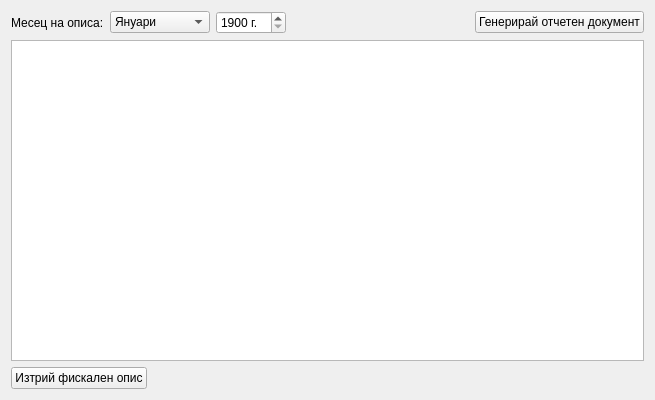
Qt form src/View/Widgets/FiscalReportView.ui (thefinalcutbg/DinoDent) before a commit.
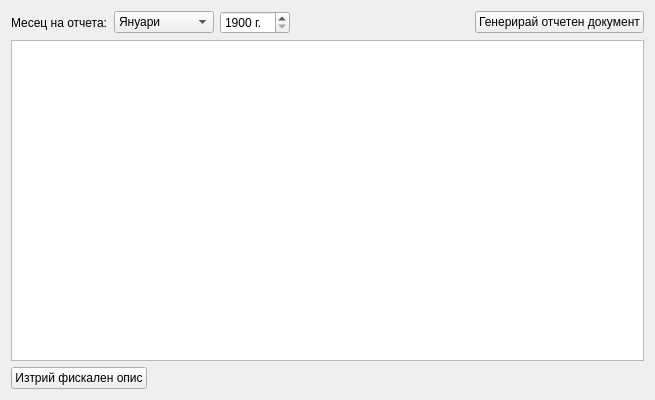
The same form after that commit.

```diff
--- a/src/View/Widgets/FiscalReportView.ui
+++ b/src/View/Widgets/FiscalReportView.ui
@@ -19,7 +19,7 @@
      <item>
       <widget class="QLabel" name="label">
        <property name="text">
-        <string>Месец на описа:</string>
+        <string>Месец на отчета:</string>
        </property>
       </widget>
      </item>
```
